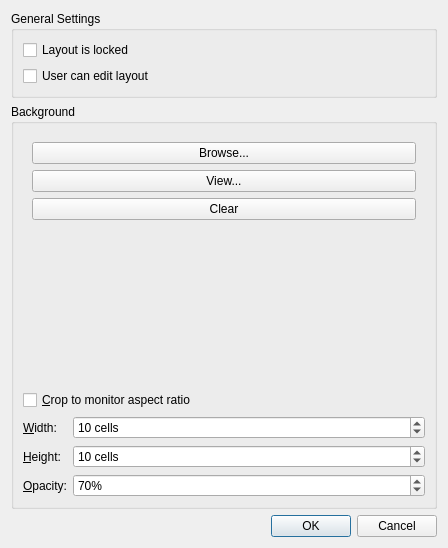
Above: client/src/ui/dialogs/layout_settings_dialog.ui from networkoptix/nx_open before the change. Below: the same form after it.
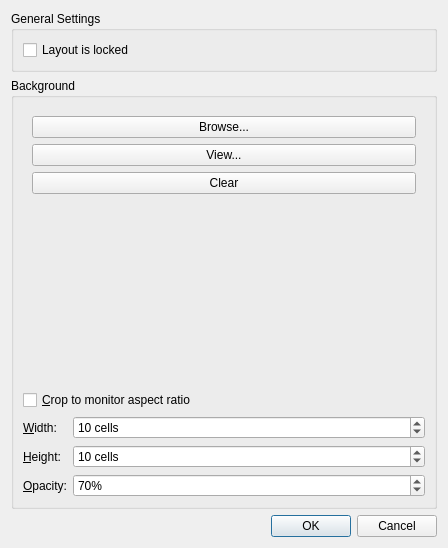
That is the form after the change.

The edit to the form file:
```diff
--- a/client/src/ui/dialogs/layout_settings_dialog.ui
+++ b/client/src/ui/dialogs/layout_settings_dialog.ui
@@ -27,13 +27,6 @@
         </property>
        </widget>
       </item>
-      <item>
-       <widget class="QCheckBox" name="userCanEditCheckBox">
-        <property name="text">
-         <string>User can edit layout</string>
-        </property>
-       </widget>
-      </item>
      </layout>
     </widget>
    </item>
```
